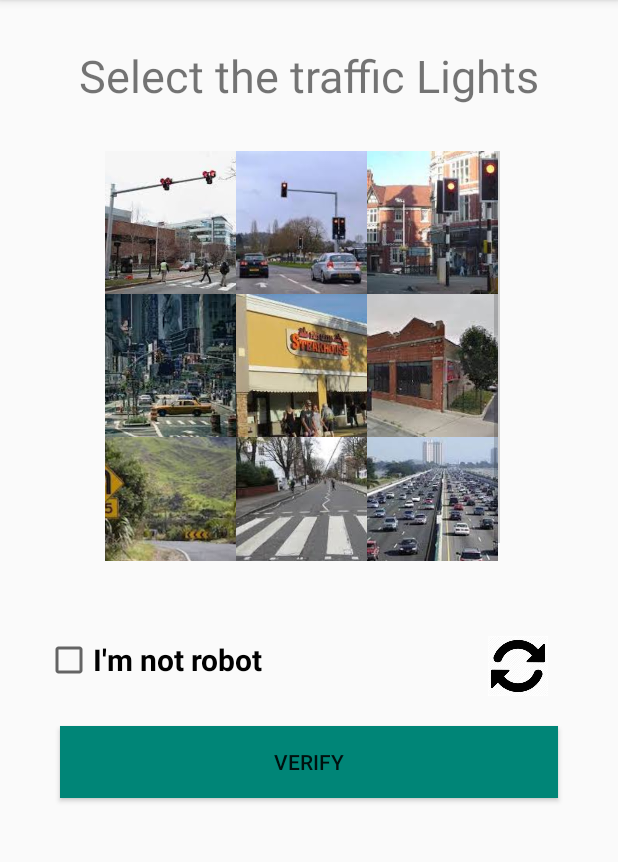
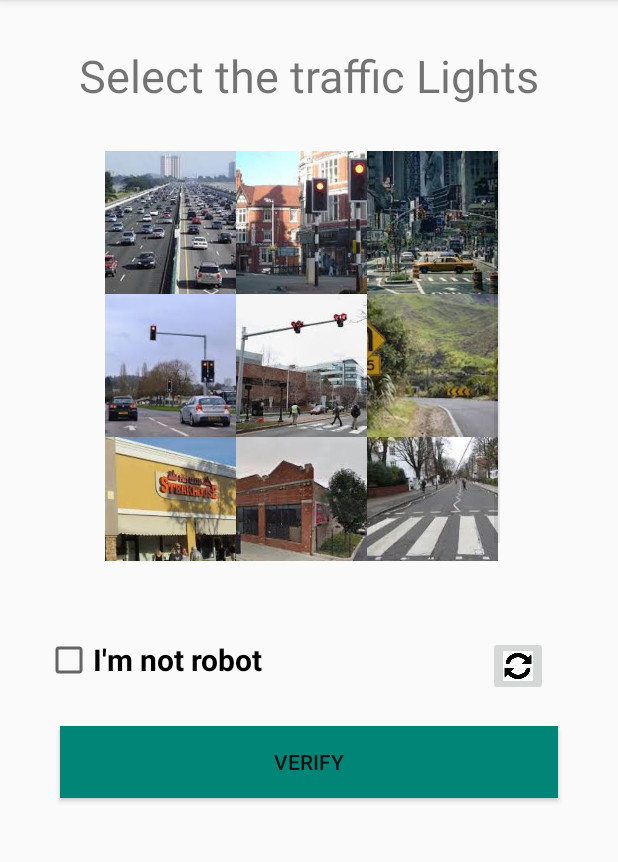
Before and after one commit to Amanpreetkaur2111/AndroidFinalProject, an Android app: the Verify screen opened directly, with no data from a screen before it, after a tap on an icon or button, on a phone screen of 412 x 824 dp, the part 84-946 px from its top. Run offline under Robolectric (Android 15) with nearby library versions, the phone set to English and light mode, and no system bars.

```diff
--- a/app/src/main/java/com/example/aman766345ft/Description_Activity.java
+++ b/app/src/main/java/com/example/aman766345ft/Description_Activity.java
@@ -14,7 +14,7 @@ public class Description_Activity extends AppCompatActivity {
         super.onCreate(savedInstanceState);
         setContentView(R.layout.activity_description_);
 
-        Description_Fragment description_fragment = (Description_Fragment) getSupportFragmentManager().findFragmentById(R.id.profile);
+        Description_Fragment description_fragment = (Description_Fragment) getSupportFragmentManager().findFragmentById(R.id.Des_profile);
         Intent intent = getIntent();
         int id = intent.getExtras().getInt(TAG);
         description_fragment.displayDetails(id);
--- a/app/src/main/java/com/example/aman766345ft/Description_Fragment.java
+++ b/app/src/main/java/com/example/aman766345ft/Description_Fragment.java
@@ -35,12 +35,13 @@ public void displayDetails(int id){
             TextView text_view  = view.findViewById(R.id.dName);
             TextView text_view2 = view.findViewById(R.id.dEmail);
             TextView text_view3 = view.findViewById(R.id.dPhone);
+
             DataofUser dataofUser = DataofUser.DetailsofUser.get(id);
 
             text_view.setText(dataofUser.getStoreName());
             text_view2.setText(dataofUser.getStoreEmail());
             text_view3.setText(dataofUser.getStorePhone());
-            image_view.setImageResource(R.drawable.icon01_01);
+             image_view.setImageResource(R.drawable.icon01_01);
 
         }
 }
@@ -51,4 +52,6 @@ public void displayDetails(int id){
         return inflater.inflate(R.layout.fragment_description_, container, false);
     }
 
+
+
 }
--- a/app/src/main/java/com/example/aman766345ft/MainActivity.java
+++ b/app/src/main/java/com/example/aman766345ft/MainActivity.java
@@ -17,7 +17,7 @@ public class MainActivity extends AppCompatActivity implements Listener {
         super.onCreate(savedInstanceState);
         setContentView(R.layout.activity_main);
 
-       View detailView = findViewById(R.id.profile);
+       View detailView = findViewById(R.id.Des_profile);
       mIsDualPane = detailView != null && detailView.getVisibility() == View.VISIBLE;
     }
 
@@ -26,7 +26,7 @@ public class MainActivity extends AppCompatActivity implements Listener {
 
       if(mIsDualPane) {
 
-           Description_Fragment description_fragment = (Description_Fragment) getSupportFragmentManager().findFragmentById(R.id.profile);
+           Description_Fragment description_fragment = (Description_Fragment) getSupportFragmentManager().findFragmentById(R.id.Des_profile);
            description_fragment.displayDetails(id);
       }
        else{
--- a/app/src/main/java/com/example/aman766345ft/Verify.java
+++ b/app/src/main/java/com/example/aman766345ft/Verify.java
@@ -7,14 +7,20 @@ import android.os.Bundle;
 import android.view.View;
 import android.widget.AdapterView;
 import android.widget.Button;
+import android.widget.CheckBox;
 import android.widget.GridView;
+import android.widget.ImageButton;
 import android.widget.ImageView;
+import android.widget.Toast;
+
+import java.util.Random;
 
 public class Verify extends AppCompatActivity {
 
     GridView gridview;
     Button verify;
-    ImageView refresh;
+    ImageButton refresh;
+
 
     int[] trafficimages = {R.drawable.img1,R.drawable.img2,R.drawable.img3,R.drawable.img4,R.drawable.img5,R.drawable.img6,R.drawable.img7,R.drawable.img8,R.drawable.img9};
 
@@ -35,6 +41,7 @@ public class Verify extends AppCompatActivity {
         verify = findViewById(R.id.verified);
         refresh = findViewById(R.id.refresh);
 
+
         final TrafficLights trafficlights = new TrafficLights(this,trafficimages);
         gridview.setAdapter(trafficlights);
 
@@ -47,34 +54,43 @@ public class Verify extends AppCompatActivity {
             }
         });
 
-
-        verify.setOnClickListener(new View.OnClickListener() {
+        Button btn = findViewById(R.id.verified);
+        final CheckBox checkBox = findViewById(R.id.Check);
+        btn.setOnClickListener(new View.OnClickListener() {
             @Override
             public void onClick(View view) {
-                Intent intent = new Intent(Verify.this,MainActivity.class);
-                startActivity(intent);
+                if(checkBox.isChecked()){
+                    Intent intent = new Intent(Verify.this,MainActivity.class);
+                    startActivity(intent);
+                }
+                else Toast.makeText(Verify.this,"please check the checked button",Toast.LENGTH_SHORT).show();
+            }
+        });
+
+        refresh.setOnClickListener(new View.OnClickListener() {
+            @Override
+            public void onClick(View view) {
+
+                gridview.setAdapter(trafficlights);
+                int index, temp;
+                Random random = new Random();
+                for(int i = trafficimages.length - 1 ; i>0;i--){
+                    index = random.nextInt(i+1);
+                    temp = trafficimages[index];
+                    trafficimages[index] = trafficimages[i];
+                    trafficimages[i] = temp;
+
+                }
+
+                gridview.deferNotifyDataSetChanged();
+
             }
         });
 
 
+
 /*
-        verify.setOnClickListener(new View.OnClickListener() {
-            @Override
-            public void onClick(View view) {
 
-                for (int i = trafficimages.length ; i > 5; i--){
-
-                    int simage = trafficimages[i];
-                    trafficimages[i] = trafficimages[i-1];
-                    trafficimages[i-1] = simage;
-
-                }
-
-                gridview.setAdapter(trafficlights);
-                trafficlights.notifyDataSetChanged();
-
-            }
-        });
 */
     }
 
--- a/app/src/main/res/layout/activity_verify.xml
+++ b/app/src/main/res/layout/activity_verify.xml
@@ -43,13 +43,13 @@
         android:layout_marginLeft="30dp"
         android:textSize="20dp"/>
 
-          <ImageView
+          <ImageButton
               android:id="@+id/refresh"
               android:layout_width="40dp"
               android:layout_height="40dp"
               android:layout_marginLeft="150dp"
               android:layout_marginTop="50dp"
-              android:onClick="refresh"
+              android:scaleType="centerCrop"
               android:src="@drawable/refresh" />
 
 
```
Also changed, not shown: app/src/main/java/com/example/aman766345ft/AddProfile.java (+14 -3 lines), app/src/main/java/com/example/aman766345ft/DataofUser_Adapter.java (+7 -1 lines).
